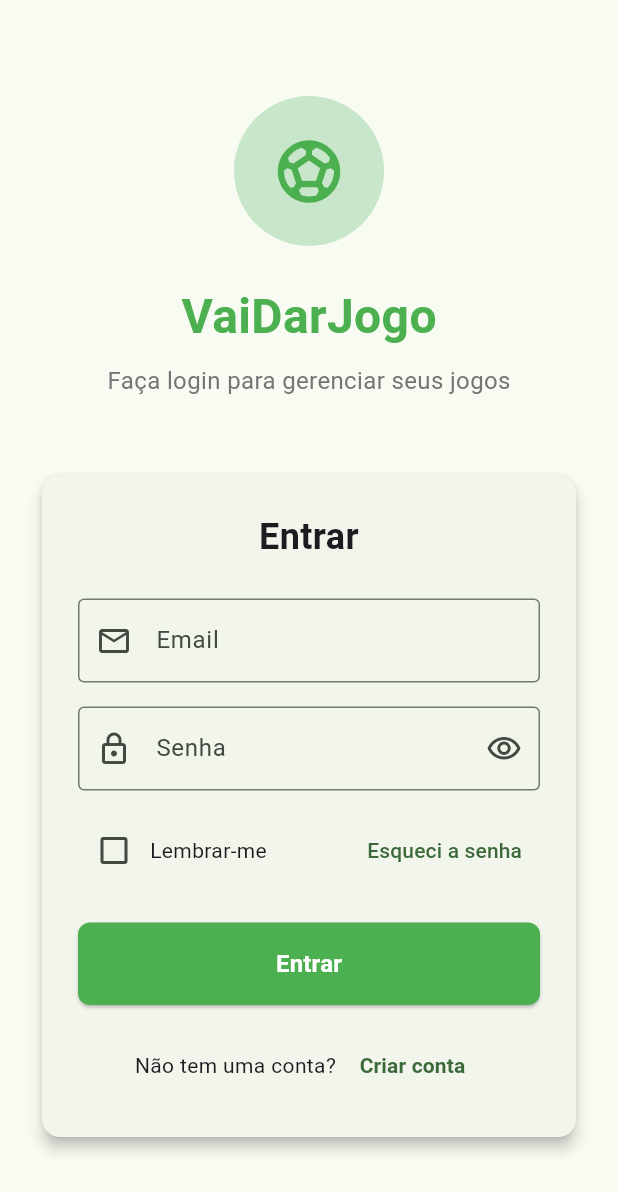
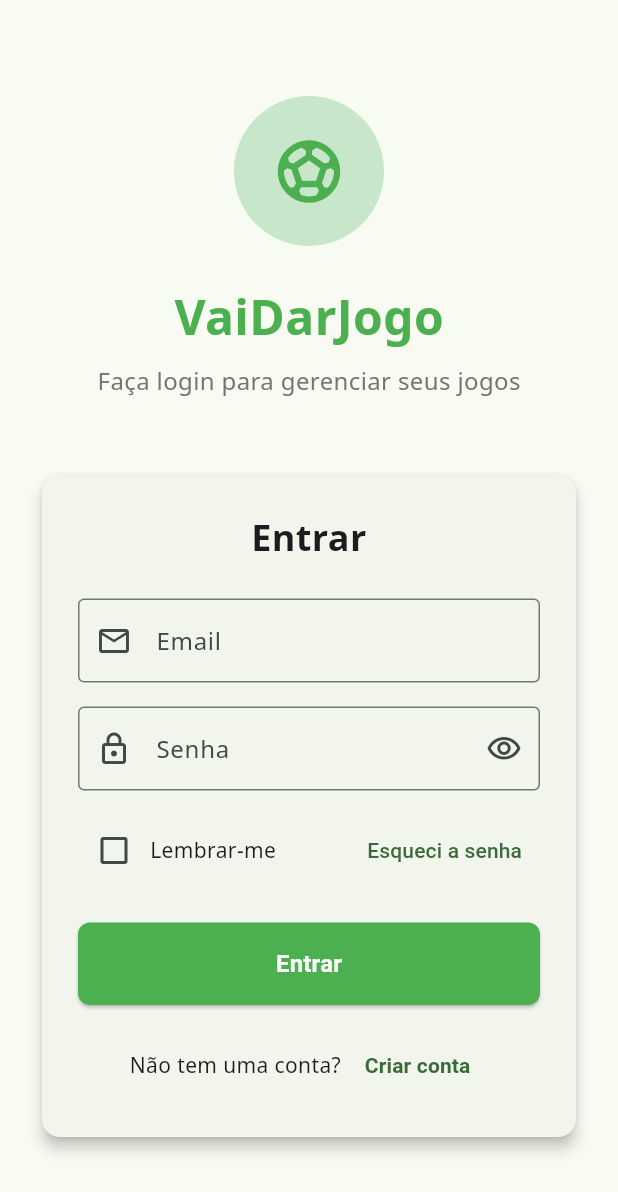
Before and after one commit to thiagoslake/VaiDarJogo-Flutter, a Flutter app: the screen it shows after launch, on a phone screen of 412 x 824 dp. Shown: the top 1192 px of the screen. Run offline on Flutter 3.47's test engine with Material 3 defaults, Android fonts, the phone set to English and light mode, and no system bars; our stand-ins replace flutter_riverpod, google_fonts, google_places_flutter, supabase_flutter; accounts and stored records are empty.

Commit message:
fix: Resolver warning de fontes Noto
- Adicionar fontes Noto Sans locais (Regular e Bold)
- Configurar fallback de fontes no tema para caracteres especiais
- Manter Google Fonts Roboto como fonte principal
- Resolver warning: Could not find a set of Noto fonts to display all missing characters
- Melhorar renderização de emojis e caracteres especiais

```diff
--- a/lib/main.dart
+++ b/lib/main.dart
@@ -8,6 +8,16 @@ import 'widgets/auth_guard.dart';
 
 void main() async {
   WidgetsFlutterBinding.ensureInitialized();
+
+  // Configurar Google Fonts para evitar problemas com Noto fonts
+  try {
+    await GoogleFonts.pendingFonts([
+      GoogleFonts.roboto(),
+    ]);
+  } catch (e) {
+    print('⚠️ Aviso: Erro ao carregar Google Fonts: $e');
+    // Continuar mesmo com erro de fontes
+  }
 
   // Configurar tratamento de erros para suprimir logs automáticos em modo release
   if (kReleaseMode) {
@@ -54,6 +64,17 @@ class VaiDarJogoApp extends StatelessWidget {
         fontFamily: 'Roboto',
         textTheme: GoogleFonts.robotoTextTheme(
           ThemeData.light().textTheme,
+        ).copyWith(
+          // Configurar fallback para caracteres especiais usando fontes locais
+          bodyLarge: ThemeData.light().textTheme.bodyLarge?.copyWith(
+                fontFamily: 'NotoSans',
+              ),
+          bodyMedium: ThemeData.light().textTheme.bodyMedium?.copyWith(
+                fontFamily: 'NotoSans',
+              ),
+          bodySmall: ThemeData.light().textTheme.bodySmall?.copyWith(
+                fontFamily: 'NotoSans',
+              ),
         ),
       ),
       darkTheme: ThemeData(
@@ -65,6 +86,17 @@ class VaiDarJogoApp extends StatelessWidget {
         fontFamily: 'Roboto',
         textTheme: GoogleFonts.robotoTextTheme(
           ThemeData.dark().textTheme,
+        ).copyWith(
+          // Configurar fallback para caracteres especiais usando fontes locais
+          bodyLarge: ThemeData.dark().textTheme.bodyLarge?.copyWith(
+                fontFamily: 'NotoSans',
+              ),
+          bodyMedium: ThemeData.dark().textTheme.bodyMedium?.copyWith(
+                fontFamily: 'NotoSans',
+              ),
+          bodySmall: ThemeData.dark().textTheme.bodySmall?.copyWith(
+                fontFamily: 'NotoSans',
+              ),
         ),
       ),
       home: const AuthGuard(
```
Also changed, not shown: pubspec.yaml (+8 -0 lines), fonts/NotoSans-Bold.ttf (added), fonts/NotoSans-Regular.ttf (added), pubspec.lock.
